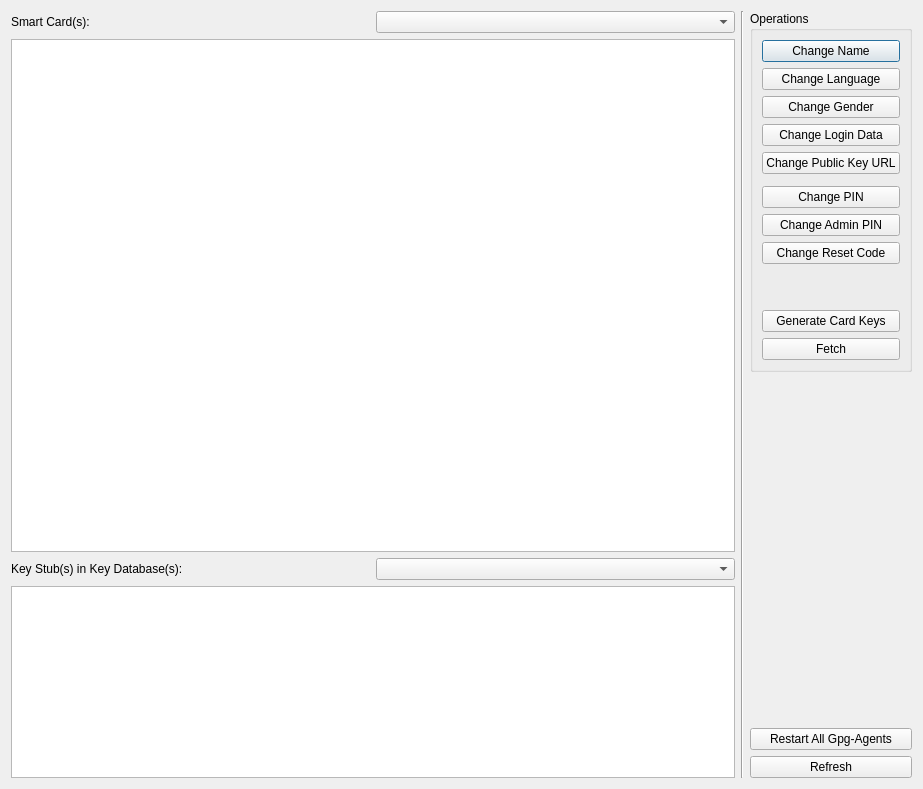
saturneric/GpgFrontend, file ui/SmartCardControllerDialog.ui: the form before one commit.
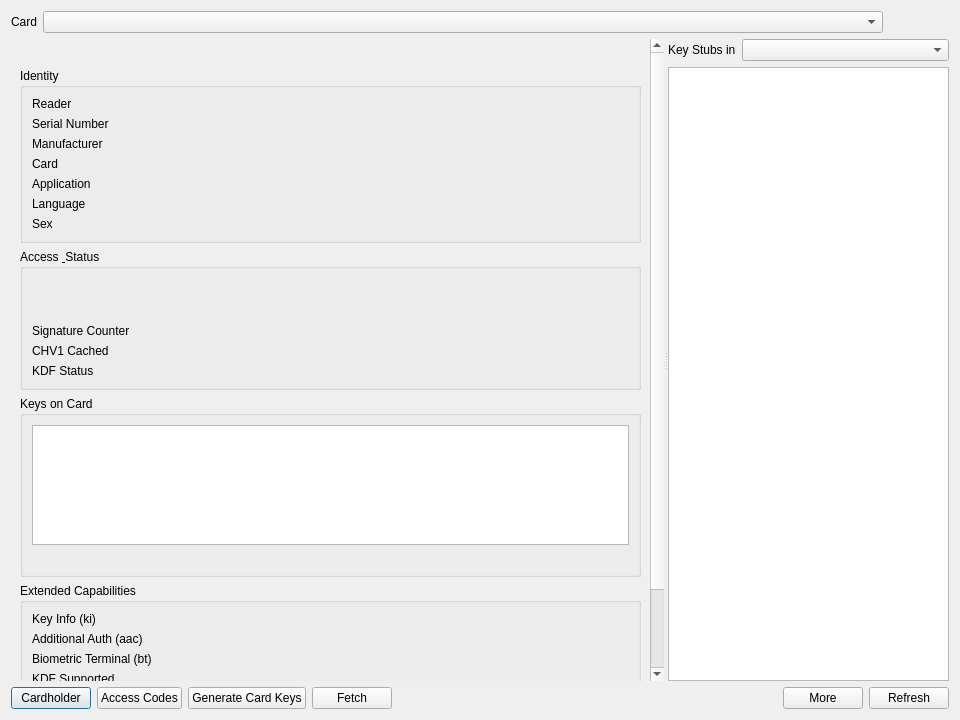
The form after the commit. The open tabs and pages were chosen to show the change. Custom widgets are drawn as their Qt base class.

Commit message: refactor(ui): redesign smart card controller dialog

The edit to the form file:
```diff
--- a/ui/SmartCardControllerDialog.ui
+++ b/ui/SmartCardControllerDialog.ui
@@ -6,230 +6,726 @@
    <rect>
     <x>0</x>
     <y>0</y>
-    <width>923</width>
-    <height>789</height>
+    <width>960</width>
+    <height>720</height>
    </rect>
   </property>
   <property name="windowTitle">
    <string>Smart Card Controller</string>
   </property>
-  <layout class="QHBoxLayout" name="horizontalLayout_2">
+  <layout class="QVBoxLayout" name="verticalLayout" stretch="0,1,0">
    <item>
-    <layout class="QHBoxLayout" name="horizontalLayout" stretch="1,0,0">
+    <layout class="QHBoxLayout" name="headerLayout">
      <item>
-      <layout class="QVBoxLayout" name="verticalLayout_4">
-       <item>
-        <layout class="QHBoxLayout" name="horizontalLayout_4">
-         <item>
-          <widget class="QLabel" name="smartCardLabel">
-           <property name="text">
-            <string>Smart Card(s):</string>
-           </property>
-          </widget>
-         </item>
-         <item>
-          <widget class="QComboBox" name="currentCardComboBox"/>
-         </item>
-        </layout>
-       </item>
-       <item>
-        <widget class="QTextEdit" name="cardInfoEdit">
-         <property name="sizePolicy">
-          <sizepolicy hsizetype="Expanding" vsizetype="Expanding">
-           <horstretch>0</horstretch>
-           <verstretch>0</verstretch>
-          </sizepolicy>
-         </property>
-         <property name="readOnly">
-          <bool>true</bool>
-         </property>
-        </widget>
-       </item>
-       <item>
-        <layout class="QHBoxLayout" name="horizontalLayout_3">
-         <item>
-          <widget class="QLabel" name="keyStubLabel">
-           <property name="sizePolicy">
-            <sizepolicy hsizetype="Preferred" vsizetype="Minimum">
-             <horstretch>0</horstretch>
-             <verstretch>0</verstretch>
-            </sizepolicy>
-           </property>
-           <property name="text">
-            <string>Key Stub(s) in Key Database(s):</string>
-           </property>
-          </widget>
-         </item>
-         <item>
-          <widget class="QComboBox" name="keyDBIndexComboBox">
-           <property name="sizePolicy">
-            <sizepolicy hsizetype="Preferred" vsizetype="Minimum">
-             <horstretch>0</horstretch>
-             <verstretch>0</verstretch>
-            </sizepolicy>
-           </property>
-          </widget>
-         </item>
-        </layout>
-       </item>
-       <item>
-        <widget class="GpgFrontend::UI::KeyTreeView" name="cardKeysTreeView">
-         <property name="sizePolicy">
-          <sizepolicy hsizetype="Expanding" vsizetype="Preferred">
-           <horstretch>0</horstretch>
-           <verstretch>0</verstretch>
-          </sizepolicy>
-         </property>
-        </widget>
-       </item>
-      </layout>
+      <widget class="QLabel" name="smartCardLabel">
+       <property name="text">
+        <string>Card</string>
+       </property>
+      </widget>
      </item>
      <item>
-      <widget class="Line" name="line">
+      <widget class="QComboBox" name="currentCardComboBox">
+       <property name="sizePolicy">
+        <sizepolicy hsizetype="Preferred" vsizetype="Fixed">
+         <horstretch>1</horstretch>
+         <verstretch>0</verstretch>
+        </sizepolicy>
+       </property>
+       <property name="minimumSize">
+        <size>
+         <width>260</width>
+         <height>0</height>
+        </size>
+       </property>
+      </widget>
+     </item>
+     <item>
+      <spacer name="headerSpacer">
        <property name="orientation">
-        <enum>Qt::Vertical</enum>
+        <enum>Qt::Orientation::Horizontal</enum>
        </property>
+       <property name="sizeHint" stdset="0">
+        <size>
+         <width>40</width>
+         <height>20</height>
+        </size>
+       </property>
+      </spacer>
+     </item>
+     <item>
+      <widget class="QLabel" name="statusChipLabel">
+       <property name="text">
+        <string/>
+       </property>
       </widget>
      </item>
      <item>
-      <layout class="QVBoxLayout" name="verticalLayout">
-       <property name="sizeConstraint">
-        <enum>QLayout::SetDefaultConstraint</enum>
+      <widget class="QLabel" name="manufacturerChipLabel">
+       <property name="text">
+        <string/>
        </property>
-       <item>
-        <widget class="QGroupBox" name="operationGroupBox">
-         <property name="sizePolicy">
-          <sizepolicy hsizetype="Preferred" vsizetype="Preferred">
-           <horstretch>0</horstretch>
-           <verstretch>0</verstretch>
-          </sizepolicy>
-         </property>
-         <property name="title">
-          <string>Operations</string>
-         </property>
-         <layout class="QVBoxLayout" name="verticalLayout_3">
-          <item>
-           <layout class="QVBoxLayout" name="verticalLayout_2">
+      </widget>
+     </item>
+    </layout>
+   </item>
+   <item>
+    <widget class="QSplitter" name="cardSplitter">
+     <property name="sizePolicy">
+      <sizepolicy hsizetype="Expanding" vsizetype="Expanding">
+       <horstretch>0</horstretch>
+       <verstretch>1</verstretch>
+      </sizepolicy>
+     </property>
+     <property name="orientation">
+      <enum>Qt::Orientation::Horizontal</enum>
+     </property>
+     <property name="childrenCollapsible">
+      <bool>false</bool>
+     </property>
+     <widget class="QStackedWidget" name="detailStackedWidget">
+      <property name="sizePolicy">
+       <sizepolicy hsizetype="Expanding" vsizetype="Expanding">
+        <horstretch>2</horstretch>
+        <verstretch>0</verstretch>
+       </sizepolicy>
+      </property>
+      <property name="minimumSize">
+       <size>
+        <width>360</width>
+        <height>0</height>
+       </size>
+      </property>
+      <property name="currentIndex">
+       <number>0</number>
+      </property>
+      <widget class="QWidget" name="noCardPage">
+       <layout class="QVBoxLayout" name="noCardLayout">
+        <item>
+         <spacer name="noCardTopSpacer">
+          <property name="orientation">
+           <enum>Qt::Orientation::Vertical</enum>
+          </property>
+          <property name="sizeHint" stdset="0">
+           <size>
+            <width>20</width>
+            <height>40</height>
+           </size>
+          </property>
+         </spacer>
+        </item>
+        <item>
+         <widget class="QLabel" name="noCardTitleLabel">
+          <property name="text">
+           <string>No OpenPGP Smart Card Found</string>
+          </property>
+          <property name="alignment">
+           <set>Qt::AlignmentFlag::AlignCenter</set>
+          </property>
+          <property name="wordWrap">
+           <bool>true</bool>
+          </property>
+         </widget>
+        </item>
+        <item>
+         <widget class="QLabel" name="noCardBodyLabel">
+          <property name="text">
+           <string/>
+          </property>
+          <property name="alignment">
+           <set>Qt::AlignmentFlag::AlignCenter</set>
+          </property>
+          <property name="wordWrap">
+           <bool>true</bool>
+          </property>
+          <property name="openExternalLinks">
+           <bool>true</bool>
+          </property>
+         </widget>
+        </item>
+        <item>
+         <widget class="QLabel" name="noCardNoticeLabel">
+          <property name="text">
+           <string/>
+          </property>
+          <property name="alignment">
+           <set>Qt::AlignmentFlag::AlignCenter</set>
+          </property>
+          <property name="wordWrap">
+           <bool>true</bool>
+          </property>
+         </widget>
+        </item>
+        <item>
+         <spacer name="noCardBottomSpacer">
+          <property name="orientation">
+           <enum>Qt::Orientation::Vertical</enum>
+          </property>
+          <property name="sizeHint" stdset="0">
+           <size>
+            <width>20</width>
+            <height>40</height>
+           </size>
+          </property>
+         </spacer>
+        </item>
+       </layout>
+      </widget>
+      <widget class="QWidget" name="detailPage">
+       <layout class="QVBoxLayout" name="detailPageLayout">
+        <property name="leftMargin">
+         <number>0</number>
+        </property>
+        <property name="topMargin">
+         <number>0</number>
+        </property>
+        <property name="rightMargin">
+         <number>0</number>
+        </property>
+        <property name="bottomMargin">
+         <number>0</number>
+        </property>
+        <item>
+         <widget class="QScrollArea" name="detailScrollArea">
+          <property name="frameShape">
+           <enum>QFrame::Shape::NoFrame</enum>
+          </property>
+          <property name="widgetResizable">
+           <bool>true</bool>
+          </property>
+          <widget class="QWidget" name="detailScrollAreaContents">
+           <property name="geometry">
+            <rect>
+             <x>0</x>
+             <y>0</y>
+             <width>192</width>
+             <height>745</height>
+            </rect>
+           </property>
+           <layout class="QVBoxLayout" name="detailLayout">
             <item>
-             <widget class="QPushButton" name="cNameButton">
+             <widget class="QLabel" name="cardHolderLabel">
               <property name="text">
-               <string>Change Name</string>
+               <string/>
               </property>
              </widget>
             </item>
             <item>
-             <widget class="QPushButton" name="cLangButton">
-              <property name="text">
-               <string>Change Language</string>
+             <widget class="QGroupBox" name="identityGroup">
+              <property name="title">
+               <string>Identity</string>
               </property>
+              <layout class="QFormLayout" name="identityFormLayout">
+               <item row="0" column="0">
+                <widget class="QLabel" name="readerKeyLabel">
+                 <property name="text">
+                  <string>Reader</string>
+                 </property>
+                </widget>
+               </item>
+               <item row="0" column="1">
+                <widget class="QLabel" name="readerValueLabel">
+                 <property name="text">
+                  <string/>
+                 </property>
+                 <property name="wordWrap">
+                  <bool>true</bool>
+                 </property>
+                 <property name="textInteractionFlags">
+                  <set>Qt::TextInteractionFlag::TextSelectableByMouse</set>
+                 </property>
+                </widget>
+               </item>
+               <item row="1" column="0">
+                <widget class="QLabel" name="serialKeyLabel">
+                 <property name="text">
+                  <string>Serial Number</string>
+                 </property>
+                </widget>
+               </item>
+               <item row="1" column="1">
+                <widget class="QLabel" name="serialValueLabel">
+                 <property name="text">
+                  <string/>
+                 </property>
+                 <property name="wordWrap">
+                  <bool>true</bool>
+                 </property>
+                 <property name="textInteractionFlags">
+                  <set>Qt::TextInteractionFlag::TextSelectableByMouse</set>
+                 </property>
+                </widget>
+               </item>
+               <item row="2" column="0">
+                <widget class="QLabel" name="manufacturerKeyLabel">
+                 <property name="text">
+                  <string>Manufacturer</string>
+                 </property>
+                </widget>
+               </item>
+               <item row="2" column="1">
+                <widget class="QLabel" name="manufacturerValueLabel">
+                 <property name="text">
+                  <string/>
+                 </property>
+                 <property name="wordWrap">
+                  <bool>true</bool>
+                 </property>
+                 <property name="textInteractionFlags">
+                  <set>Qt::TextInteractionFlag::TextSelectableByMouse</set>
+                 </property>
+                </widget>
+               </item>
+               <item row="3" column="0">
+                <widget class="QLabel" name="cardKeyLabel">
+                 <property name="text">
+                  <string>Card</string>
+                 </property>
+                </widget>
+               </item>
+               <item row="3" column="1">
+                <widget class="QLabel" name="cardValueLabel">
+                 <property name="text">
+                  <string/>
+                 </property>
+                 <property name="textInteractionFlags">
+                  <set>Qt::TextInteractionFlag::TextSelectableByMouse</set>
+                 </property>
+                </widget>
+               </item>
+               <item row="4" column="0">
+                <widget class="QLabel" name="appKeyLabel">
+                 <property name="text">
+                  <string>Application</string>
+                 </property>
+                </widget>
+               </item>
+               <item row="4" column="1">
+                <widget class="QLabel" name="appValueLabel">
+                 <property name="text">
+                  <string/>
+                 </property>
+                 <property name="textInteractionFlags">
+                  <set>Qt::TextInteractionFlag::TextSelectableByMouse</set>
+                 </property>
+                </widget>
+               </item>
+               <item row="5" column="0">
+                <widget class="QLabel" name="languageKeyLabel">
+                 <property name="text">
+                  <string>Language</string>
+                 </property>
+                </widget>
+               </item>
+               <item row="5" column="1">
+                <widget class="QLabel" name="languageValueLabel">
+                 <property name="text">
+                  <string/>
+                 </property>
+                 <property name="textInteractionFlags">
+                  <set>Qt::TextInteractionFlag::TextSelectableByMouse</set>
+                 </property>
+                </widget>
+               </item>
+               <item row="6" column="0">
+                <widget class="QLabel" name="sexKeyLabel">
+                 <property name="text">
+                  <string>Sex</string>
+                 </property>
+                </widget>
+               </item>
+               <item row="6" column="1">
+                <widget class="QLabel" name="sexValueLabel">
+                 <property name="text">
+                  <string/>
+                 </property>
+                 <property name="textInteractionFlags">
+                  <set>Qt::TextInteractionFlag::TextSelectableByMouse</set>
+                 </property>
+                </widget>
+               </item>
+              </layout>
              </widget>
             </item>
             <item>
-             <widget class="QPushButton" name="cGenderButton">
-              <property name="text">
-               <string>Change Gender</string>
+             <widget class="QGroupBox" name="accessGroup">
+              <property name="title">
+               <string>Access &amp; Status</string>
               </property>
+              <layout class="QVBoxLayout" name="accessLayout">
+               <item>
+                <layout class="QHBoxLayout" name="retryChipsLayout">
+                 <item>
+                  <widget class="QLabel" name="pinChipLabel">
+                   <property name="text">
+                    <string/>
+                   </property>
+                  </widget>
+                 </item>
+                 <item>
+                  <widget class="QLabel" name="adminPinChipLabel">
+                   <property name="text">
+                    <string/>
+                   </property>
+                  </widget>
+                 </item>
+                 <item>
+                  <widget class="QLabel" name="resetCodeChipLabel">
+                   <property name="text">
+                    <string/>
+                   </property>
+                  </widget>
+                 </item>
+                 <item>
+                  <spacer name="retryChipsSpacer">
+                   <property name="orientation">
+                    <enum>Qt::Orientation::Horizontal</enum>
+                   </property>
+                   <property name="sizeHint" stdset="0">
+                    <size>
+                     <width>40</width>
+                     <height>20</height>
+                    </size>
+                   </property>
+                  </spacer>
+                 </item>
+                </layout>
+               </item>
+               <item>
+                <widget class="QLabel" name="uifChipLabel">
+                 <property name="text">
+                  <string/>
+                 </property>
+                 <property name="wordWrap">
+                  <bool>true</bool>
+                 </property>
+                </widget>
+               </item>
+               <item>
+                <layout class="QFormLayout" name="statusFormLayout">
+                 <item row="0" column="0">
+                  <widget class="QLabel" name="sigCounterKeyLabel">
+                   <property name="text">
+                    <string>Signature Counter</string>
+                   </property>
+                  </widget>
+                 </item>
+                 <item row="0" column="1">
+                  <widget class="QLabel" name="sigCounterValueLabel">
+                   <property name="text">
+                    <string/>
+                   </property>
+                   <property name="textInteractionFlags">
+                    <set>Qt::TextInteractionFlag::TextSelectableByMouse</set>
+                   </property>
+                  </widget>
+                 </item>
+                 <item row="1" column="0">
+                  <widget class="QLabel" name="chv1KeyLabel">
+                   <property name="text">
+                    <string>CHV1 Cached</string>
+                   </property>
+                  </widget>
+                 </item>
+                 <item row="1" column="1">
+                  <widget class="QLabel" name="chv1ValueLabel">
+                   <property name="text">
+                    <string/>
+                   </property>
+                   <property name="textInteractionFlags">
+                    <set>Qt::TextInteractionFlag::TextSelectableByMouse</set>
+                   </property>
+                  </widget>
+                 </item>
+                 <item row="2" column="0">
+                  <widget class="QLabel" name="kdfKeyLabel">
+                   <property name="text">
+                    <string>KDF Status</string>
+                   </property>
+                  </widget>
+                 </item>
+                 <item row="2" column="1">
+                  <widget class="QLabel" name="kdfValueLabel">
+                   <property name="text">
+                    <string/>
+                   </property>
+                   <property name="wordWrap">
+                    <bool>true</bool>
+                   </property>
+                   <property name="textInteractionFlags">
+                    <set>Qt::TextInteractionFlag::TextSelectableByMouse</set>
+                   </property>
+                  </widget>
+                 </item>
+                </layout>
+               </item>
+              </layout>
              </widget>
             </item>
             <item>
-             <widget class="QPushButton" name="cLoginDataButton">
-              <property name="text">
-               <string>Change Login Data</string>
+             <widget class="QGroupBox" name="cardKeysGroup">
+              <property name="title">
+               <string>Keys on Card</string>
               </property>
+              <layout class="QVBoxLayout" name="cardKeysLayout">
+               <item>
+                <widget class="QTableWidget" name="cardKeysTable">
+                 <property name="minimumSize">
+                  <size>
+                   <width>0</width>
+                   <height>120</height>
+                  </size>
+                 </property>
+                 <property name="editTriggers">
+                  <set>QAbstractItemView::EditTrigger::NoEditTriggers</set>
+                 </property>
+                 <property name="alternatingRowColors">
+                  <bool>true</bool>
+                 </property>
+                 <property name="selectionBehavior">
+                  <enum>QAbstractItemView::SelectionBehavior::SelectRows</enum>
+                 </property>
+                 <property name="wordWrap">
+                  <bool>false</bool>
+                 </property>
+                </widget>
+               </item>
+               <item>
+                <widget class="QLabel" name="noCardKeysLabel">
+                 <property name="text">
+                  <string/>
+                 </property>
+                 <property name="wordWrap">
+                  <bool>true</bool>
+                 </property>
+                </widget>
+               </item>
+              </layout>
              </widget>
             </item>
             <item>
-             <widget class="QPushButton" name="cPubKeyURLButton">
-              <property name="text">
-               <string>Change Public Key URL</string>
+             <widget class="QGroupBox" name="capabilitiesGroup">
+              <property name="title">
+               <string>Extended Capabilities</string>
               </property>
+              <layout class="QFormLayout" name="capabilitiesFormLayout">
+               <item row="0" column="0">
+                <widget class="QLabel" name="kiKeyLabel">
+                 <property name="text">
+                  <string>Key Info (ki)</string>
+                 </property>
+                </widget>
+               </item>
+               <item row="0" column="1">
+                <widget class="QLabel" name="kiValueLabel">
+                 <property name="text">
+                  <string/>
+                 </property>
+                </widget>
+               </item>
+               <item row="1" column="0">
+                <widget class="QLabel" name="aacKeyLabel">
+                 <property name="text">
+                  <string>Additional Auth (aac)</string>
+                 </property>
+                </widget>
+               </item>
+               <item row="1" column="1">
+                <widget class="QLabel" name="aacValueLabel">
+                 <property name="text">
+                  <string/>
+                 </property>
+                </widget>
+               </item>
+               <item row="2" column="0">
+                <widget class="QLabel" name="btKeyLabel">
+                 <property name="text">
+                  <string>Biometric Terminal (bt)</string>
+                 </property>
+                </widget>
+               </item>
+               <item row="2" column="1">
+                <widget class="QLabel" name="btValueLabel">
+                 <property name="text">
+                  <string/>
+                 </property>
+                </widget>
+               </item>
+               <item row="3" column="0">
+                <widget class="QLabel" name="kdfSupportedKeyLabel">
+                 <property name="text">
+                  <string>KDF Supported</string>
+                 </property>
+                </widget>
+               </item>
+               <item row="3" column="1">
+                <widget class="QLabel" name="kdfSupportedValueLabel">
+                 <property name="text">
+                  <string/>
+                 </property>
+                </widget>
+               </item>
+               <item row="4" column="0">
+                <widget class="QLabel" name="statusIndicatorKeyLabel">
+                 <property name="text">
+                  <string>Status Indicator</string>
+                 </property>
+                </widget>
+               </item>
+               <item row="4" column="1">
+                <widget class="QLabel" name="statusIndicatorValueLabel">
+                 <property name="text">
+                  <string/>
+                 </property>
+                </widget>
+               </item>
+              </layout>
              </widget>
             </item>
             <item>
-             <widget class="Line" name="line_2">
+             <widget class="QGroupBox" name="additionalInfoGroup">
+              <property name="title">
+               <string>Additional Info</string>
+              </property>
+              <layout class="QFormLayout" name="additionalInfoFormLayout"/>
+             </widget>
+            </item>
+            <item>
+             <spacer name="detailSpacer">
               <property name="orientation">
-               <enum>Qt::Vertical</enum>
+               <enum>Qt::Orientation::Vertical</enum>
               </property>
-             </widget>
-            </item>
-            <item>
-             <widget class="QPushButton" name="cPINButton">
-              <property name="text">
-               <string>Change PIN</string>
-              </property>
-             </widget>
-            </item>
-            <item>
-             <widget class="QPushButton" name="cAdminPINButton">
-              <property name="text">
-               <string>Change Admin PIN</string>
-              </property>
-             </widget>
-            </item>
-            <item>
-             <widget class="QPushButton" name="cResetCodeButton">
-              <property name="text">
-               <string>Change Reset Code</string>
-              </property>
-             </widget>
-            </item>
-            <item>
-             <spacer name="verticalSpacer">
               <property name="sizeHint" stdset="0">
                <size>
-                <width>5</width>
+                <width>20</width>
                 <height>40</height>
                </size>
               </property>
              </spacer>
             </item>
-            <item>
-             <widget class="QPushButton" name="generateKeysButton">
-              <property name="text">
-               <string>Generate Card Keys</string>
-              </property>
-             </widget>
-            </item>
-            <item>
-             <widget class="QPushButton" name="fetchButton">
-              <property name="text">
-               <string>Fetch</string>
-              </property>
-             </widget>
-            </item>
            </layout>
-          </item>
-         </layout>
-        </widget>
-       </item>
+          </widget>
+         </widget>
+        </item>
+       </layout>
+      </widget>
+     </widget>
+     <widget class="QWidget" name="keyStubContainer" native="true">
+      <property name="sizePolicy">
+       <sizepolicy hsizetype="Preferred" vsizetype="Expanding">
+        <horstretch>1</horstretch>
+        <verstretch>0</verstretch>
+       </sizepolicy>
+      </property>
+      <property name="minimumSize">
+       <size>
+        <width>260</width>
+        <height>0</height>
+       </size>
+      </property>
+      <layout class="QVBoxLayout" name="keyStubLayout" stretch="0,1">
+       <property name="leftMargin">
+        <number>0</number>
+       </property>
+       <property name="topMargin">
+        <number>0</number>
+       </property>
+       <property name="rightMargin">
+        <number>0</number>
+       </property>
+       <property name="bottomMargin">
+        <number>0</number>
+       </property>
        <item>
-        <spacer name="verticalSpacer_2">
-         <property name="orientation">
-          <enum>Qt::Vertical</enum>
-         </property>
-         <property name="sizeHint" stdset="0">
-          <size>
-           <width>5</width>
-           <height>20</height>
-          </size>
-         </property>
-        </spacer>
+        <layout class="QHBoxLayout" name="keyStubHeaderLayout">
+         <item>
+          <widget class="QLabel" name="keyStubLabel">
+           <property name="text">
+            <string>Key Stubs in</string>
+           </property>
+          </widget>
+         </item>
+         <item>
+          <widget class="QComboBox" name="keyDBIndexComboBox">
+           <property name="sizePolicy">
+            <sizepolicy hsizetype="Expanding" vsizetype="Fixed">
+             <horstretch>0</horstretch>
+             <verstretch>0</verstretch>
+            </sizepolicy>
+           </property>
+          </widget>
+         </item>
+        </layout>
        </item>
        <item>
-        <widget class="QPushButton" name="restartGpgAgentButton">
-         <property name="text">
-          <string>Restart All Gpg-Agents</string>
-         </property>
-        </widget>
-       </item>
-       <item>
-        <widget class="QPushButton" name="refreshButton">
-         <property name="text">
-          <string>Refresh</string>
+        <widget class="GpgFrontend::UI::KeyTreeView" name="cardKeysTreeView">
+         <property name="sizePolicy">
+          <sizepolicy hsizetype="Expanding" vsizetype="Expanding">
+           <horstretch>0</horstretch>
+           <verstretch>0</verstretch>
+          </sizepolicy>
          </property>
         </widget>
        </item>
       </layout>
+     </widget>
+    </widget>
+   </item>
+   <item>
+    <layout class="QHBoxLayout" name="actionsLayout">
+     <item>
+      <widget class="QPushButton" name="cardholderButton">
+       <property name="text">
+        <string>Cardholder</string>
+       </property>
+      </widget>
+     </item>
+     <item>
+      <widget class="QPushButton" name="accessCodesButton">
+       <property name="text">
+        <string>Access Codes</string>
+       </property>
+      </widget>
+     </item>
+     <item>
+      <widget class="QPushButton" name="generateKeysButton">
+       <property name="text">
+        <string>Generate Card Keys</string>
+       </property>
+      </widget>
+     </item>
+     <item>
+      <widget class="QPushButton" name="fetchButton">
+       <property name="text">
+        <string>Fetch</string>
+       </property>
+      </widget>
+     </item>
+     <item>
+      <spacer name="actionsSpacer">
+       <property name="orientation">
+        <enum>Qt::Orientation::Horizontal</enum>
+       </property>
+       <property name="sizeHint" stdset="0">
+        <size>
+         <width>40</width>
+         <height>20</height>
+        </size>
+       </property>
+      </spacer>
+     </item>
+     <item>
+      <widget class="QPushButton" name="overflowButton">
+       <property name="text">
+        <string>More</string>
+       </property>
+      </widget>
+     </item>
+     <item>
+      <widget class="QPushButton" name="refreshButton">
+       <property name="text">
+        <string>Refresh</string>
+       </property>
+      </widget>
      </item>
     </layout>
    </item>
```
Left out of the diff: 6 changed lines with no effect on the pictures.
